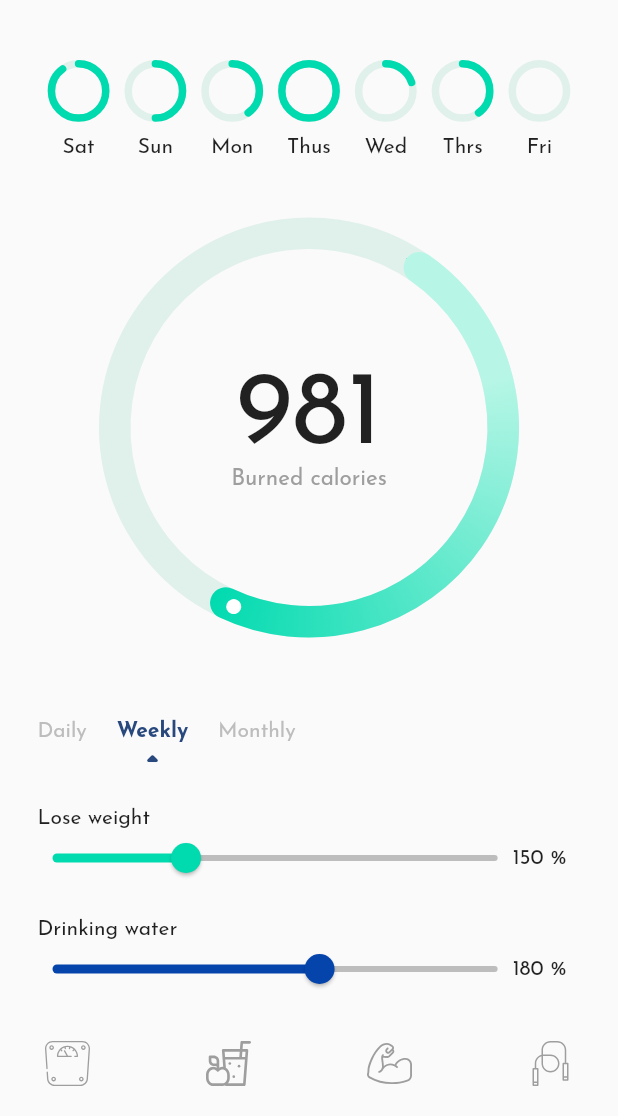
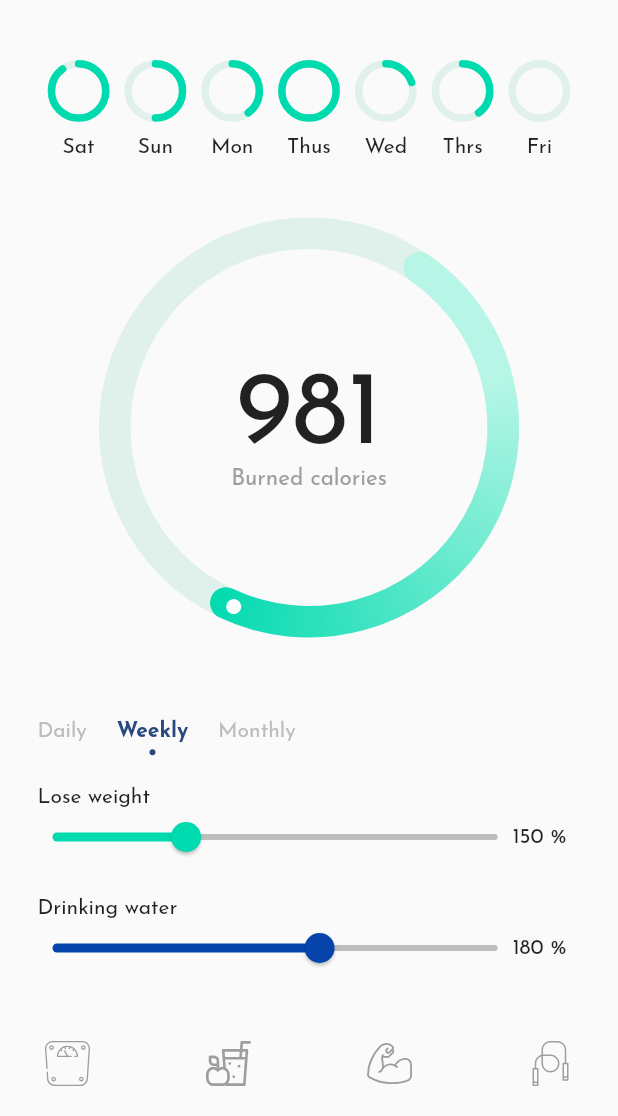
Before and after one commit to mohmedkasim/HealtyLife, a Flutter app: the screen it shows after launch, on a phone screen of 412 x 824 dp, the part 120-1236 px from its top. Run offline on Flutter 3.47's test engine with Material 2 defaults, Android fonts, the phone set to English and light mode, and no system bars; drawn by our look-alikes of percent_indicator, syncfusion_flutter_gauges; our stand-ins replace flutter_svg.

Commit message:
add circle icon

```diff
--- a/lib/screens/home_screen.dart
+++ b/lib/screens/home_screen.dart
@@ -97,8 +97,10 @@ class _HomeScreenState extends State<HomeScreen> {
                                 fontWeight: FontWeight.bold,
                                 color: Color.fromRGBO(41, 73, 126, 1)),
                           ),
+                          SizedBox(height: 5),
                           Icon(
-                            Icons.arrow_drop_up_rounded,
+                            Icons.circle,
+                            size: 5,
                             color: Color.fromRGBO(41, 73, 126, 1),
                           )
                         ],
```
